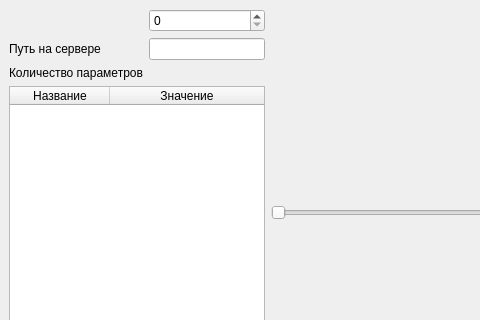
Before: the Qt Designer form client_python/main_window.ui in IgorProjects/rpc-cluster, drawn with Qt 5; both pictures show x 0 to 480 and y 0 to 320 of the 1108 by 649 pixel window.
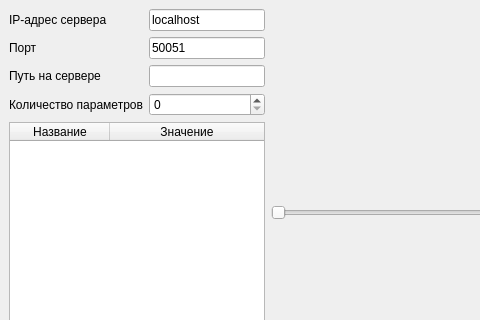
After: the same form once the commit is applied. Custom widgets are drawn as their Qt base class.

Commit message: add ip field

```diff
--- a/client_python/main_window.ui
+++ b/client_python/main_window.ui
@@ -39,8 +39,36 @@
           </property>
          </widget>
         </item>
+        <item row="3" column="1">
+         <widget class="QSpinBox" name="param_count"/>
+        </item>
+        <item row="1" column="0">
+         <widget class="QLabel" name="port_label">
+          <property name="text">
+           <string>Порт</string>
+          </property>
+         </widget>
+        </item>
         <item row="1" column="1">
-         <widget class="QSpinBox" name="paramCount"/>
+         <widget class="QLineEdit" name="port_edit">
+          <property name="text">
+           <string>50051</string>
+          </property>
+         </widget>
+        </item>
+        <item row="0" column="1">
+         <widget class="QLineEdit" name="ip_edit">
+          <property name="text">
+           <string>localhost</string>
+          </property>
+         </widget>
+        </item>
+        <item row="0" column="0">
+         <widget class="QLabel" name="ip_label">
+          <property name="text">
+           <string>IP-адрес сервера</string>
+          </property>
+         </widget>
         </item>
        </layout>
       </item>
```
